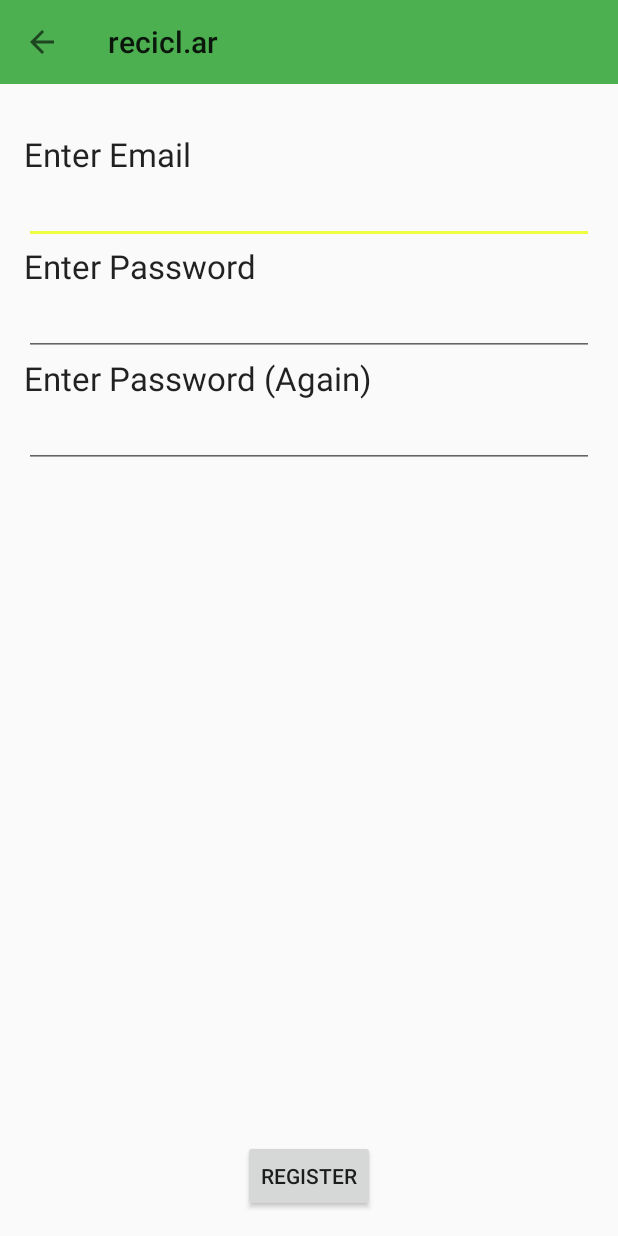
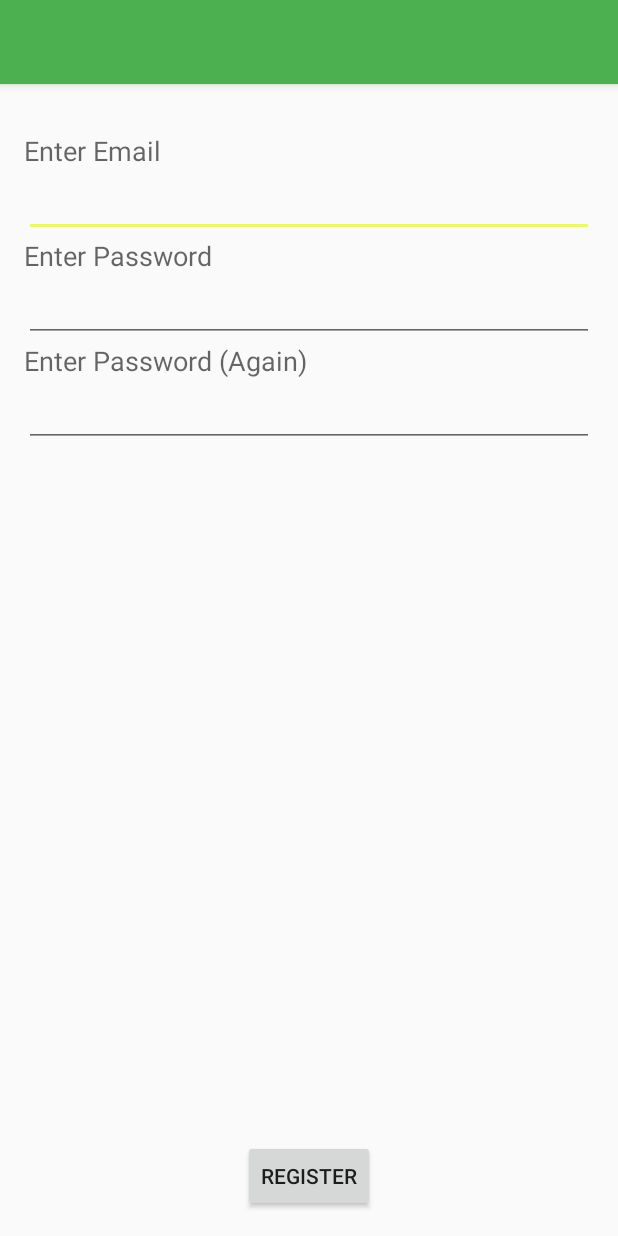
Before and after one commit to akrmn/recicl.ar, an Android app: the Register screen opened directly, with no data from a screen before it, on a phone screen of 412 x 824 dp. Run offline under Robolectric (Android 15) with nearby library versions, the phone set to English and light mode, and no system bars; our stand-ins replace ButterKnife; libraries missing offline, so code that uses them is left out: com.firebase.client.

Commit message:
toolbar issue fixed

```diff
--- a/app/src/main/res/layout/activity_register.xml
+++ b/app/src/main/res/layout/activity_register.xml
@@ -3,17 +3,13 @@
     xmlns:android="http://schemas.android.com/apk/res/android"
     xmlns:app="http://schemas.android.com/apk/res-auto"
     xmlns:tools="http://schemas.android.com/tools"
+    android:id="@+id/coordinator_layout"
     android:layout_width="match_parent"
     android:layout_height="match_parent"
     android:fitsSystemWindows="true"
     tools:context=".activity.Register">
 
-    <android.support.design.widget.AppBarLayout
-        android:layout_width="match_parent"
-        android:layout_height="wrap_content"
-        android:theme="@style/AppTheme.AppBarOverlay">
 
-    </android.support.design.widget.AppBarLayout>
 
     <android.support.v7.widget.Toolbar
         android:id="@+id/toolbar"
@@ -23,5 +19,6 @@
         app:popupTheme="@style/AppTheme.PopupOverlay" />
 
     <include layout="@layout/content_register"/>
+    <include layout="@layout/include_toolbar"/>
 
 </android.support.design.widget.CoordinatorLayout>
--- a/app/src/main/res/layout/content_register.xml
+++ b/app/src/main/res/layout/content_register.xml
@@ -9,14 +9,14 @@
     android:paddingLeft="@dimen/activity_horizontal_margin"
     android:paddingRight="@dimen/activity_horizontal_margin"
     android:paddingTop="@dimen/activity_vertical_margin"
-    tools:context="ar.recicl.reciclar.activity.register"
+    tools:context="ar.recicl.reciclar.activity.Register"
     tools:showIn="@layout/activity_register" >
 
 
     <TextView
         android:layout_width="wrap_content"
         android:layout_height="wrap_content"
-        android:textAppearance="?android:attr/textAppearanceLarge"
+        android:textAppearance="?android:attr/textAppearanceMedium"
         android:text="@string/label_enter_email"
         android:id="@+id/textView_email"
         android:layout_alignParentTop="true"
@@ -39,7 +39,7 @@
     <TextView
         android:layout_width="wrap_content"
         android:layout_height="wrap_content"
-        android:textAppearance="?android:attr/textAppearanceLarge"
+        android:textAppearance="?android:attr/textAppearanceMedium"
         android:text="@string/label_enter_password"
         android:id="@+id/textView_password1"
         android:layout_below="@+id/editText"
@@ -49,7 +49,7 @@
     <TextView
         android:layout_width="wrap_content"
         android:layout_height="wrap_content"
-        android:textAppearance="?android:attr/textAppearanceLarge"
+        android:textAppearance="?android:attr/textAppearanceMedium"
         android:text="@string/label_enter_password_again"
         android:id="@+id/textView_password2"
         android:layout_below="@+id/editText2"
--- a/app/src/main/res/menu/register.xml
+++ b/app/src/main/res/menu/register.xml
@@ -1,5 +1,7 @@
-<menu xmlns:android="http://schemas.android.com/apk/res/android"
+<menu
+    xmlns:android="http://schemas.android.com/apk/res/android"
     xmlns:app="http://schemas.android.com/apk/res-auto"
-    xmlns:tools="http://schemas.android.com/tools" tools:context=".activity.Register">
+    xmlns:tools="http://schemas.android.com/tools"
+    tools:context=".activity.Register">
 
 </menu>
```
